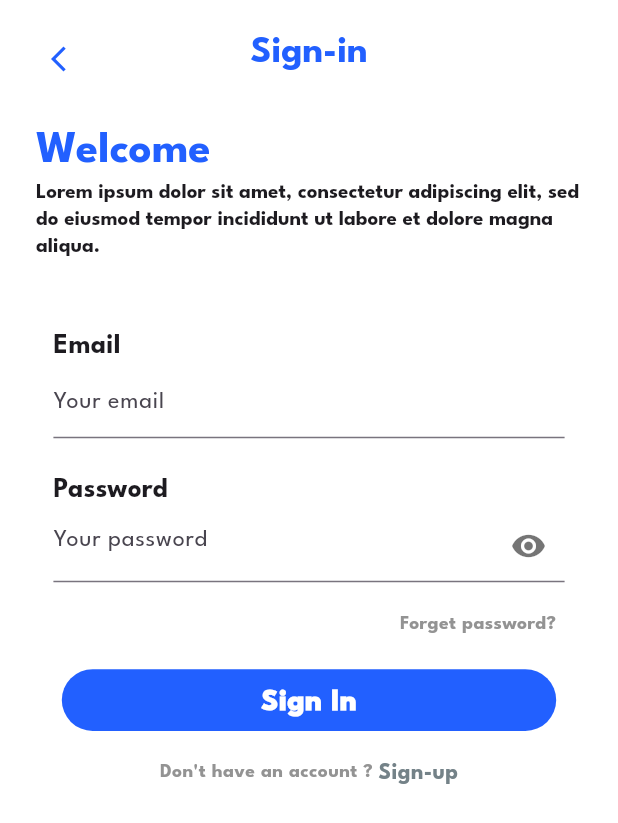
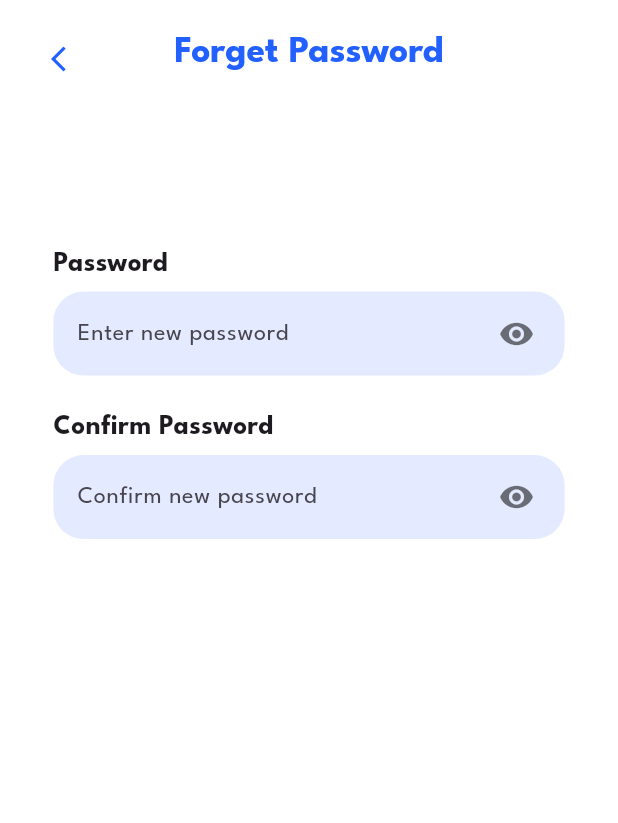
Before and after one commit to Benbakreti0Amine/MedDz, a Flutter app: the SignInScreen screen opened directly, after a tap on "Forget password?", on a phone screen of 412 x 824 dp. Shown: the top 823 px of the screen. Run offline on Flutter 3.47's test engine with Material 3 defaults, Android fonts, the phone set to English and light mode, and no system bars; our stand-ins replace dio, flutter_bloc, flutter_svg, image_picker, jwt_decoder, shared_preferences; accounts and stored records are empty.

```diff
--- a/lib/main.dart
+++ b/lib/main.dart
@@ -29,7 +29,7 @@ class MyApp extends StatelessWidget {
     return  MaterialApp(
       debugShowCheckedModeBanner: false,
       theme: AppTheme.theme,
-      home: SignInScreen(),
+      home: RegisterScreen(),
     );
   }
 }
--- /dev/null
+++ b/lib/screens/forget_password.dart
@@ -0,0 +1,91 @@
+import 'package:flutter/material.dart';
+import 'package:flutter_bloc/flutter_bloc.dart';
+import 'package:happy_tech_mastering_api_with_flutter/static/colors.dart';
+
+import '../cubit/user_cubit.dart';
+import '../cubit/user_state.dart';
+import '../widgets/custom_form_button.dart';
+import '../widgets/custom_input_field.dart';
+import '../widgets/page_heading.dart';
+
+class ForgetPasswordScreen extends StatelessWidget {
+  const ForgetPasswordScreen({Key? key}) : super(key: key);
+
+  @override
+  Widget build(BuildContext context) {
+    Size size = MediaQuery.of(context).size;
+    // return SafeArea(
+      // child: BlocConsumer<UserCubit, UserState>(
+      //   // listener: (context, state) {
+      //   //   if (state is PasswordResetSuccess) {
+      //   //     ScaffoldMessenger.of(context).showSnackBar(
+      //   //       const SnackBar(
+      //   //         content: Text("Password reset successful"),
+      //   //       ),
+      //   //     );
+      //   //   } else if (state is PasswordResetFailure) {
+      //   //     ScaffoldMessenger.of(context).showSnackBar(
+      //   //       SnackBar(
+      //   //         content: Text(state.errMessage),
+      //   //       ),
+      //   //     );
+      //   //   }
+      //   // },
+        // builder: (context, state) {
+          return Scaffold(
+            body: SingleChildScrollView(
+              child: Form(
+                // key: context.read<UserCubit>().passwordResetFormKey,
+                child: Column(
+                  children: [
+                    const PageHeading(
+                      title: 'Forget Password',
+                      txtcolor: AppColors.primary,
+                      bgcolor: AppColors.white,
+                      isThereIcons: false,
+                    ),
+                    SizedBox(height: size.height * 0.05),
+
+                    SizedBox(height: size.height * 0.05),
+                    //!Password
+                    CustomInputField(
+                      labelText: 'Password',
+                      hintText: 'Enter new password',
+                      obscureText: true,
+                      suffixIcon: true,
+                      // controller: context.read<UserCubit>().newPassword,
+                    ),
+                    const SizedBox(height: 16),
+                    //!Confirm Password
+                    CustomInputField(
+                      labelText: 'Confirm Password',
+                      hintText: 'Confirm new password',
+                      obscureText: true,
+                      suffixIcon: true,
+                      // controller: context.read<UserCubit>().confirmPassword,
+                    ),
+                    const SizedBox(height: 20),
+                    // state is PasswordResetLoading
+                    //     ? const CircularProgressIndicator():
+                        //  CustomFormButton(
+                        //     innerText: 'Create New Password',
+                        //     onPressed: () {
+                        //       // final formKey = context.read<UserCubit>().passwordResetFormKey;
+                        //       // if (formKey.currentState?.validate() ?? false) {
+                        //       //   context.read<UserCubit>().resetPassword();
+                        //       }
+                        //     },
+                          //   widthpourcentage: 0.8,
+                          //   bgcolor: AppColors.primary,
+                          //   txtcolor: AppColors.white,
+                          // ),
+                  ],
+                ),
+              ),
+            ),
+          );
+    //     },
+    //   ),
+    // );
+  }
+}
--- a/lib/screens/sign_in_screen.dart
+++ b/lib/screens/sign_in_screen.dart
@@ -42,15 +42,12 @@ class SignInScreen extends StatelessWidget {
         },
         builder: (context, state) {
           return Scaffold(
-            body: Column(
-              children: [
-                Expanded(
-                  child: SingleChildScrollView(
+            body: SingleChildScrollView(
               child: Form(
                 key: context.read<UserCubit>().signInFormKey,
                 child: Column(
                   children: [
-                          PageHeading(
+                    const PageHeading(
                       title: 'Sign-in',
                       txtcolor: AppColors.primary,
                       bgcolor: AppColors.white,
@@ -116,14 +113,6 @@ class SignInScreen extends StatelessWidget {
                               if (formKey.currentState?.validate() ??
                                   false) {
                                 context.read<UserCubit>().signIn();
-                                    } else {
-                                      ScaffoldMessenger.of(context)
-                                          .showSnackBar(
-                                        const SnackBar(
-                                          content: Text(
-                                              'Please fix the errors in the form'),
-                                        ),
-                                      );
                               }
                             },
                             widthpourcentage: 0.8,
@@ -131,6 +120,25 @@ class SignInScreen extends StatelessWidget {
                             txtcolor: AppColors.white,
                           ),
                     const SizedBox(height: 18),
+                    const Text(
+                      'or signup with',
+                      style: TextStyle(
+                          fontSize: 13,
+                          color: Color(0xff939393),
+                          fontWeight: FontWeight.bold),
+                    ),
+                    const SizedBox(height: 18),
+                    const Row(
+                      mainAxisAlignment: MainAxisAlignment.center,
+                      children: [
+                        Iconsbutton(
+                            txtcolor: AppColors.primary,
+                            icon: Icons.g_mobiledata_outlined),
+                        Iconsbutton(
+                            txtcolor: AppColors.primary, icon: Icons.facebook),
+                      ],
+                    ),
+                    const SizedBox(height: 28),
                     //! Dont Have An Account ?
                     DontHaveAnAccountWidget(size: size),
                     const SizedBox(height: 20),
@@ -138,9 +146,6 @@ class SignInScreen extends StatelessWidget {
                 ),
               ),
             ),
-                ),
-              ],
-            ),
           );
         },
       ),
--- a/lib/screens/sign_up_screen.dart
+++ b/lib/screens/sign_up_screen.dart
@@ -87,13 +87,6 @@ class SignUpScreen extends StatelessWidget {
                                   context.read<UserCubit>().signUpFormKey;
                               if (formKey.currentState?.validate() ?? false) {
                                 context.read<UserCubit>().signUp();
-                              } else {
-                                ScaffoldMessenger.of(context).showSnackBar(
-                                  const SnackBar(
-                                    content: Text(
-                                        'Please fix the errors in the form n9drou nzidou logic li nhebou lfoug'),
-                                  ),
-                                );
                               }
                             },widthpourcentage: 0.8, bgcolor: AppColors.primary, txtcolor: AppColors.white,
                           ),
--- a/lib/widgets/custom_form_button.dart
+++ b/lib/widgets/custom_form_button.dart
@@ -32,7 +32,7 @@ class CustomFormButton extends StatelessWidget {
           innerText,
           style: Theme.of(context).textTheme.labelSmall?.copyWith(
               fontSize: 20,
-              fontWeight: FontWeight.w900,
+              fontWeight: FontWeight.w600,
               color: txtcolor),
         ),
       ),
--- a/lib/widgets/custom_input_field.dart
+++ b/lib/widgets/custom_input_field.dart
@@ -1,4 +1,5 @@
 import 'package:flutter/material.dart';
+import 'package:happy_tech_mastering_api_with_flutter/static/colors.dart';
 
 class CustomInputField extends StatefulWidget {
   final String labelText;
@@ -24,7 +25,6 @@ class CustomInputField extends StatefulWidget {
 
 class _CustomInputFieldState extends State<CustomInputField> {
   bool _obscureText = true;
-
   @override
   Widget build(BuildContext context) {
     Size size = MediaQuery.of(context).size;
@@ -34,17 +34,41 @@ class _CustomInputFieldState extends State<CustomInputField> {
       child: Column(
         crossAxisAlignment: CrossAxisAlignment.start,
         children: [
-          Text(
+          Container(
+            margin: const EdgeInsets.only(bottom: 5),
+            child: Text(
               widget.labelText,
-            style: const TextStyle(fontSize: 18, fontWeight: FontWeight.bold),
+              style: const TextStyle(fontSize: 18, fontWeight: FontWeight.w600),
+            ),
           ),
           TextFormField(
-
             obscureText: widget.obscureText ? _obscureText : false,
             decoration: InputDecoration(
+              filled: true,
+              fillColor: AppColors.secondary.withOpacity(0.5),
+
+              border: OutlineInputBorder(
+                borderSide: BorderSide.none,                 borderRadius:
+                    BorderRadius.circular(20),               ),
+              enabledBorder: OutlineInputBorder(
+                borderSide: BorderSide.none,                 borderRadius:
+                    BorderRadius.circular(20),               ),
+              focusedBorder: OutlineInputBorder(
+                borderSide: const BorderSide(
+                    color: Colors.blue, width: 0.2),                 borderRadius:
+                    BorderRadius.circular(20),               ),
+              errorBorder: OutlineInputBorder(
+                borderSide: const BorderSide(
+                    color: Colors.red,
+                    width: 0.1),                 borderRadius:
+                    BorderRadius.circular(20),               ),
+
+              errorStyle: const TextStyle(color: Colors.red),
               hintText: widget.hintText,
               suffixIcon: widget.suffixIcon
-                  ? IconButton(
+                  ? Padding(
+                    padding: EdgeInsets.only(right: 8),
+                    child: IconButton(
                         icon: Icon(
                           _obscureText
                               ? Icons.remove_red_eye
@@ -56,9 +80,9 @@ class _CustomInputFieldState extends State<CustomInputField> {
                             _obscureText = !_obscureText;
                           });
                         },
+                      ),
                   )
                   : null,
-
             ),
             autovalidateMode: AutovalidateMode.onUserInteraction,
             validator: (value) {
--- a/lib/widgets/dont_have_an_account.dart
+++ b/lib/widgets/dont_have_an_account.dart
@@ -1,4 +1,5 @@
 import 'package:flutter/material.dart';
+import 'package:happy_tech_mastering_api_with_flutter/static/colors.dart';
 
 import '../screens/sign_up_screen.dart';
 
@@ -37,7 +38,7 @@ class DontHaveAnAccountWidget extends StatelessWidget {
               'Sign-up',
               style: TextStyle(
                   fontSize: 15,
-                  color: Color(0xff748288),
+                  color: AppColors.primary,
                   fontWeight: FontWeight.bold),
             ),
           ),
--- a/lib/widgets/forget_password_widget.dart
+++ b/lib/widgets/forget_password_widget.dart
@@ -1,4 +1,5 @@
 import 'package:flutter/material.dart';
+import 'package:happy_tech_mastering_api_with_flutter/screens/forget_password.dart';
 
 class ForgetPasswordWidget extends StatelessWidget {
   const ForgetPasswordWidget({
@@ -15,12 +16,12 @@ class ForgetPasswordWidget extends StatelessWidget {
       alignment: Alignment.centerRight,
       child: GestureDetector(
         onTap: () => {
-          // Navigator.push(
-          //   context,
-          //   MaterialPageRoute(
-          //     builder: (context) => const ForgetPasswordPage(),
-          //   ),
-          // )
+          Navigator.push(
+            context,
+            MaterialPageRoute(
+              builder: (context) => const ForgetPasswordScreen(),
+            ),
+          )
         },
         child: const Text(
           'Forget password?',
```
Lines whose indentation alone changed are shown as unchanged.
